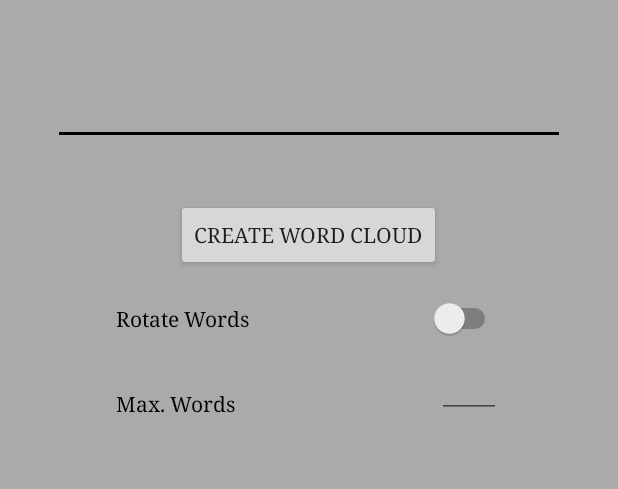
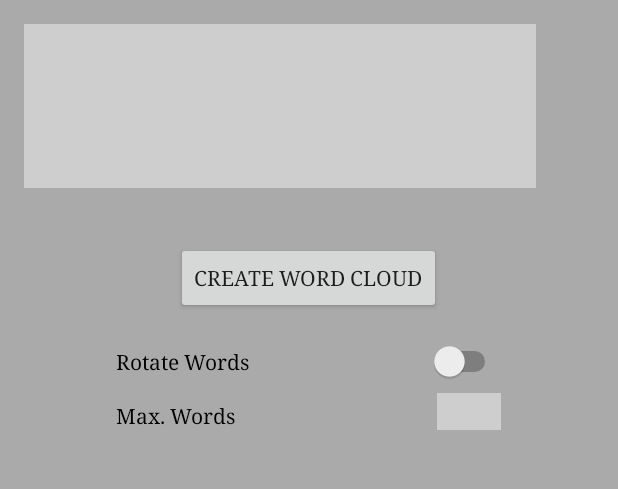
Before and after one commit to benedictbihl/AndroidWordCloudJS, an Android app: the screen it shows after launch (TextInputScreen), on a phone screen of 412 x 824 dp, the part 218-707 px from its top. Run offline under Robolectric (Android 15) with nearby library versions, the phone set to English and light mode, and no system bars.

```diff
--- a/app/src/main/java/com/example/bene/wordcloudjs/TextInputScreen.java
+++ b/app/src/main/java/com/example/bene/wordcloudjs/TextInputScreen.java
@@ -23,16 +23,21 @@ public class TextInputScreen extends AppCompatActivity implements View.OnClickLi
     public void onClick(View v) {
         Intent intent = new Intent(this,MainActivity.class);
 
+        //retrieve Inputs
         final EditText textInput = (EditText) findViewById(R.id.textInput);
         final EditText maxWordsInput = (EditText) findViewById(R.id.maxWordsInput);
         final Switch rotateWords = (Switch) findViewById(R.id.rotateSwitch);
 
+        //make them to Strings
         String textInputString = textInput.getText().toString();
         String maxWordsString = maxWordsInput.getText().toString();
         String rotateWordsString = "false";
+
         if (rotateWords.isChecked()){
             rotateWordsString = "true";
         }
+
+        //send with intent onClick
         intent.putExtra("CloudText",textInputString);
         intent.putExtra("MaxWords",maxWordsString);
         intent.putExtra("RotateWords", rotateWordsString);
--- a/app/src/main/res/layout/activity_text_input_screen.xml
+++ b/app/src/main/res/layout/activity_text_input_screen.xml
@@ -11,15 +11,6 @@
         android:paddingBottom="@dimen/activity_vertical_margin"
         tools:context="com.example.bene.wordcloudjs.TextInputScreen" android:background="@android:color/darker_gray">
 
-    <EditText
-            android:layout_width="wrap_content"
-            android:layout_height="wrap_content"
-            android:inputType="textPersonName"
-            android:ems="16"
-
-            android:layout_marginTop="52dp"
-            android:id="@+id/textInput" android:layout_below="@+id/textView" android:layout_centerHorizontal="true"
-            android:fontFamily="serif"/>
     <Button
             android:text="@string/BtnTxt"
             android:layout_width="wrap_content"
@@ -46,7 +37,8 @@
             android:inputType="number"
             android:ems="2"
             android:layout_below="@+id/rotateSwitch" android:layout_alignEnd="@+id/rotateSwitch"
-            android:layout_marginTop="7dp" android:id="@+id/maxWordsInput"/>
+            android:layout_marginTop="7dp" android:id="@+id/maxWordsInput"
+            android:background="#cecece"/>
     <TextView
             android:text="@string/maxWords"
             android:layout_width="wrap_content"
@@ -54,5 +46,17 @@
             android:id="@+id/maxWords" android:elevation="0dp" android:layout_alignBottom="@+id/maxWordsInput"
             android:layout_alignStart="@+id/rotateSwitch" android:fontFamily="serif"
             android:textColor="@android:color/black"/>
+    <EditText
+            android:layout_width="wrap_content"
+            android:layout_height="wrap_content"
+            android:ems="16"
+            android:maxLines="5"
+            android:lines="5"
+            android:layout_marginTop="16dp"
+            android:id="@+id/textInput"
+            android:fontFamily="serif" android:isScrollContainer="true" android:inputType="textMultiLine"
+            android:layout_below="@+id/textView" android:layout_alignParentStart="true"
+            android:background="#cecece"/>
+
 
 </RelativeLayout>
```
Also changed, not shown: app/src/main/java/com/example/bene/wordcloudjs/MainActivity.java (+6 -3 lines), app/src/main/res/mipmap-hdpi/ic_launcher.png, app/src/main/res/mipmap-mdpi/ic_launcher.png, app/src/main/res/mipmap-xhdpi/ic_launcher.png, app/src/main/res/mipmap-xxhdpi/ic_launcher.png, app/src/main/res/mipmap-xxxhdpi/ic_launcher.png, 2 other files.
